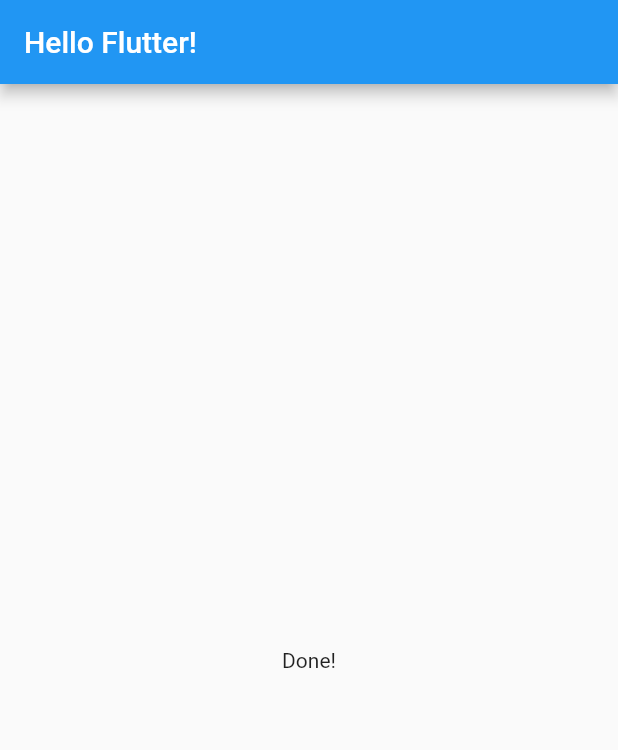
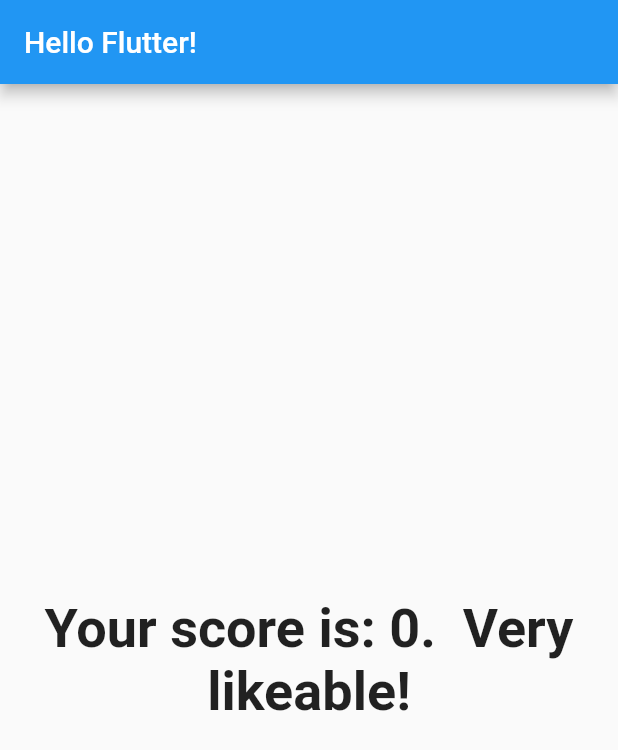
Before and after one commit to arnab/fultter_playground_quiz_app, a Flutter app: the screen it shows after launch, after a tap on "Blue", after a tap on "Cat", after a tap on "Kotlin", on a phone screen of 412 x 824 dp. Shown: the top 750 px of the screen. Run offline on Flutter 3.47's test engine with Material 2 defaults, Android fonts, the phone set to English and light mode, and no system bars.

Commit message:
result display in simple text

```diff
--- a/lib/main.dart
+++ b/lib/main.dart
@@ -79,7 +79,7 @@
                     as List<Map<String, Object>>,
                 fnAnswerQuestion: (() => _answerQuestion(Random().nextInt(10))),
               )
-            : const Result(),
+            : Result(_totalScore),
       ),
     );
   }
--- a/lib/result.dart
+++ b/lib/result.dart
@@ -1,12 +1,28 @@
 import 'package:flutter/material.dart';
 
 class Result extends StatelessWidget {
-  const Result({super.key});
+  final int score;
+
+  const Result(this.score, {super.key});
+
+  String get resultPhrase {
+    String resultText = 'Your score is: $score. ';
+    if (score <= 5) {
+      resultText += ' Very likeable!';
+    } else {
+      resultText += ' That\'s crazy!';
+    }
+    return resultText;
+  }
 
   @override
   Widget build(BuildContext context) {
-    return const Center(
-      child: Text('Done!'),
+    return Center(
+      child: Text(
+        resultPhrase,
+        textAlign: TextAlign.center,
+        style: const TextStyle(fontSize: 36, fontWeight: FontWeight.bold),
+      ),
     );
   }
 }
```
